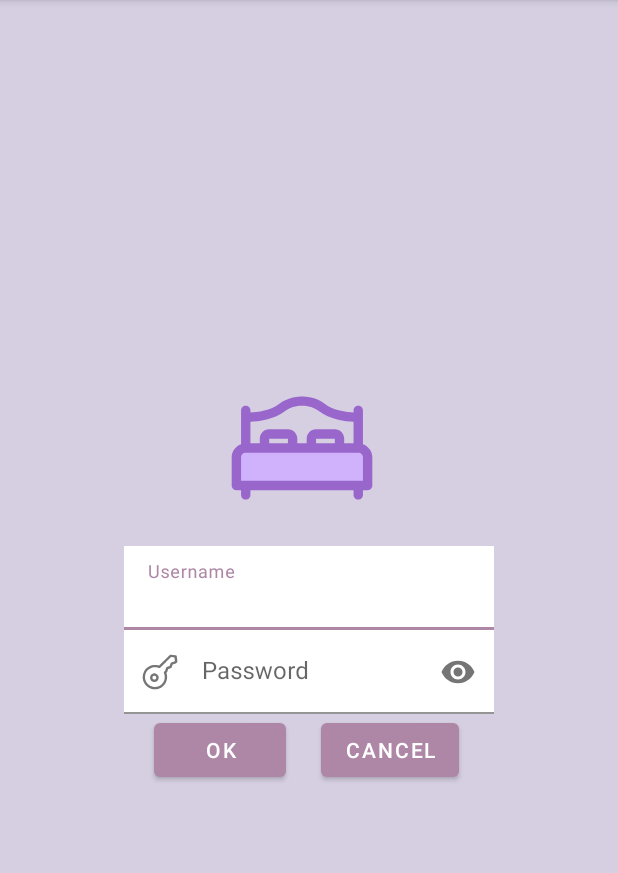
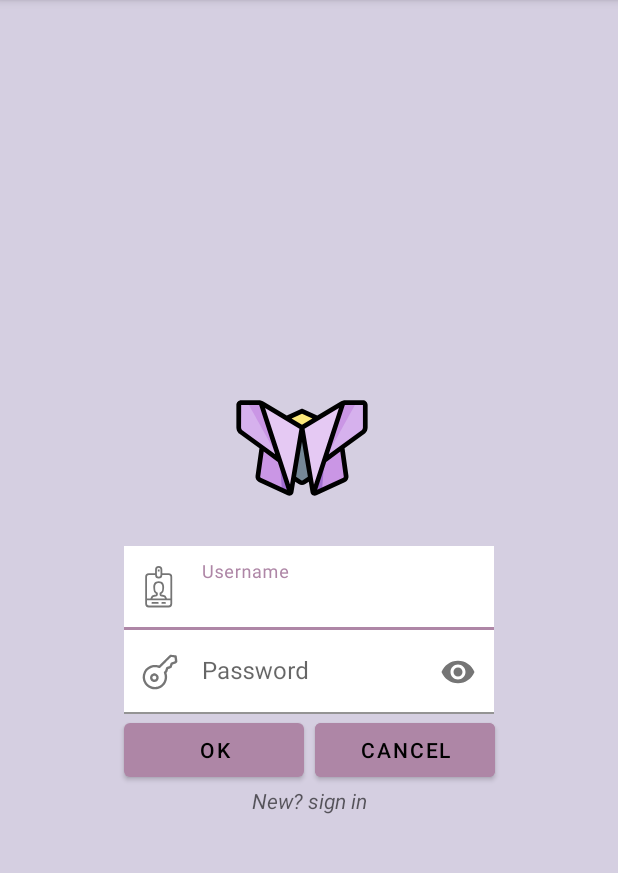
Before and after one commit to ArinoMichi/First, an Android app: the screen it shows after launch (MainActivity before the commit, LoginActivity after it), on a phone screen of 412 x 824 dp, the part 84-957 px from its top. Run offline under Robolectric (Android 15) with nearby library versions, the phone set to English and light mode, and no system bars.

Commit message:
"Avanzando mazo"

```diff
--- a/app/build.gradle
+++ b/app/build.gradle
@@ -26,6 +26,9 @@ android {
         sourceCompatibility JavaVersion.VERSION_1_8
         targetCompatibility JavaVersion.VERSION_1_8
     }
+    buildFeatures {
+        viewBinding true
+    }
 }
 
 dependencies {
--- /dev/null
+++ b/app/src/main/java/com/example/fundamentos/LoginActivity.java
@@ -0,0 +1,34 @@
+package com.example.fundamentos;
+
+import androidx.appcompat.app.AppCompatActivity;
+
+import android.content.Intent;
+import android.os.Bundle;
+import android.view.View;
+import android.widget.TextView;
+
+public class LoginActivity extends AppCompatActivity {
+    TextView nuevoUsu;
+    @Override
+    protected void onCreate(Bundle savedInstanceState) {
+        super.onCreate(savedInstanceState);
+        setContentView(R.layout.activity_login);
+
+        nuevoUsu=findViewById(R.id.nuevo);
+        nuevoUsu.setOnClickListener(new View.OnClickListener() {
+            @Override
+            public void onClick(View view) {
+                SignUp();
+            }
+        });
+
+    }
+
+    public void SignUp(){
+        Intent intent = new Intent(this, SignUpActivity.class);
+        startActivity(intent);
+        //quitar la navegacion
+        intent.addFlags(Intent.FLAG_ACTIVITY_NEW_TASK);
+        intent.addFlags(Intent.FLAG_ACTIVITY_CLEAR_TASK);
+    }
+}
--- a/app/src/main/java/com/example/fundamentos/MainActivity.java
+++ /dev/null
@@ -1,14 +0,0 @@
-package com.example.fundamentos;
-
-import androidx.appcompat.app.AppCompatActivity;
-
-import android.os.Bundle;
-
-public class MainActivity extends AppCompatActivity {
-
-    @Override
-    protected void onCreate(Bundle savedInstanceState) {
-        super.onCreate(savedInstanceState);
-        setContentView(R.layout.activity_main);
-    }
-}
--- /dev/null
+++ b/app/src/main/res/drawable/iconbutterfly.xml
@@ -0,0 +1,45 @@
+<vector xmlns:android="http://schemas.android.com/apk/res/android"
+    android:width="64dp"
+    android:height="64dp"
+    android:viewportWidth="64"
+    android:viewportHeight="64">
+  <path
+      android:pathData="M25.43,19.29l2.94,25.49 2.76,1.8c0.53,0.35 1.22,0.35 1.75,0l2.75,-1.8 2.94,-25.49h-13.13Z"
+      android:fillColor="#758797"/>
+  <path
+      android:pathData="M38.56,19.29l-6.56,-3.05 -6.56,3.05 0.79,6.82 5.78,-2.85 5.7,3.51 0.86,-7.48Z"
+      android:fillColor="#fce87b"/>
+  <path
+      android:pathData="M49.08,31.67l-4.74,-0.28 -2.86,5.98 -4.55,4.52 0.03,9.31c0.22,0.15 0.51,0.19 0.78,0.07l12.27,-5.72c0.56,-0.26 0.9,-0.86 0.82,-1.48l-1.75,-12.41Z"
+      android:fillColor="#ca96e5"/>
+  <path
+      android:pathData="M41.48,37.38l-4.52,12.25v1.59c0.23,0.15 0.52,0.19 0.79,0.07l2.81,-1.31c0.31,-4.2 0.62,-8.4 0.93,-12.6h0Z"
+      android:fillColor="#a26fd1"/>
+  <path
+      android:pathData="M49.49,12.82l-7.25,12.26 -0.77,12.3 7.6,-5.7 9.17,-6.63c0.48,-0.46 0.75,-1.1 0.75,-1.77V13.69c0,-0.58 -0.47,-1.04 -1.04,-1.04h-7.36c-0.38,0 -0.74,0.06 -1.1,0.17Z"
+      android:fillColor="#d6b1ed"/>
+  <path
+      android:pathData="M50.59,12.65c-0.38,0 -0.74,0.06 -1.1,0.17l-5.44,9.19 -2.58,15.36 13.7,-24.73h-4.59Z"
+      android:fillColor="#ca96e5"/>
+  <path
+      android:pathData="M32,23.26l3.63,21.52 1,5.91c0.04,0.23 0.17,0.41 0.34,0.52l4.52,-13.84 8.01,-24.56c-0.29,0.09 -0.57,0.21 -0.84,0.37l-16.66,10.07Z"
+      android:fillColor="#e5c9f3"/>
+  <path
+      android:pathData="M22.52,37.38l-2.78,-4.34 -4.82,-1.36 -1.75,12.41c-0.08,0.62 0.26,1.21 0.82,1.48l12.27,5.72c0.27,0.13 0.56,0.08 0.78,-0.07l-0.88,-11.93 -3.64,-1.91Z"
+      android:fillColor="#ca96e5"/>
+  <path
+      android:pathData="M14.51,12.82c-0.35,-0.11 -0.72,-0.17 -1.1,-0.17H6.04c-0.58,0 -1.04,0.47 -1.04,1.04v9.58c0,0.67 0.27,1.31 0.75,1.77l9.17,6.63 7.6,5.7 -0.02,-11.07 -7.99,-13.49Z"
+      android:fillColor="#d6b1ed"/>
+  <path
+      android:pathData="M22.52,37.38l4.52,12.25v1.59c-0.23,0.15 -0.52,0.19 -0.79,0.07l-2.81,-1.31c-0.31,-4.2 -0.62,-8.4 -0.93,-12.6h0Z"
+      android:fillColor="#a26fd1"/>
+  <path
+      android:pathData="M13.41,12.65c0.38,0 0.74,0.06 1.1,0.17l5.44,9.19 2.58,15.36L8.82,12.65h4.59Z"
+      android:fillColor="#ca96e5"/>
+  <path
+      android:pathData="M14.51,12.82l8.01,24.56 4.52,13.84c0.17,-0.12 0.3,-0.3 0.34,-0.52l1,-5.91 3.63,-21.52L15.34,13.19c-0.26,-0.16 -0.55,-0.28 -0.84,-0.37Z"
+      android:fillColor="#e5c9f3"/>
+  <path
+      android:fillColor="#FF000000"
+      android:pathData="M57.96,11.65h-7.36c-0.87,0 -1.71,0.24 -2.45,0.68l-9.64,5.83 -6.08,-2.83c-0.27,-0.12 -0.58,-0.12 -0.84,0l-6.08,2.83 -9.64,-5.83c-0.74,-0.45 -1.59,-0.68 -2.45,-0.68L6.04,11.65c-1.13,0 -2.04,0.92 -2.04,2.04v9.58c0,0.93 0.38,1.84 1.05,2.49 0.03,0.03 0.07,0.07 0.11,0.09l8.68,6.28 -1.67,11.83c-0.13,1.05 0.43,2.06 1.39,2.5l12.27,5.72c0.51,0.24 1.09,0.23 1.59,-0.04 0.5,-0.26 0.84,-0.73 0.94,-1.29l0.74,-4.41 1.48,0.96c0.86,0.56 1.98,0.56 2.84,0l1.48,-0.96 0.74,4.41c0.09,0.56 0.44,1.03 0.94,1.29 0.26,0.14 0.55,0.21 0.83,0.21 0.26,0 0.52,-0.06 0.76,-0.17l12.27,-5.72c0.96,-0.45 1.52,-1.45 1.39,-2.52l-1.67,-11.81 8.68,-6.28s0.08,-0.06 0.11,-0.09c0.67,-0.65 1.05,-1.56 1.05,-2.49L60,13.69c0,-1.13 -0.92,-2.04 -2.04,-2.04ZM37.11,47.55l-4.01,-23.78 14.67,-8.87 -10.65,32.65ZM26.89,47.55L16.24,14.9l14.66,8.87 -4.01,23.78ZM32,17.34l4.44,2.07 -4.44,2.69 -4.44,-2.69 4.44,-2.07ZM6.4,24.28c-0.26,-0.27 -0.4,-0.64 -0.4,-1.01l0.04,-9.62h7.36c0.12,0 0.23,0.08 0.35,0.1l6.83,20.93L6.4,24.28ZM14.15,44.23l1.52,-10.74 6,4.5 3.87,11.85 -11.13,-5.19c-0.17,-0.08 -0.27,-0.26 -0.25,-0.43ZM32.32,45.74c-0.2,0.13 -0.46,0.13 -0.65,0l-2.21,-1.44 2.53,-15.02 2.53,15.02 -2.21,1.44ZM49.59,44.66l-11.13,5.19 3.87,-11.85 6,-4.5 1.51,10.72c0.02,0.19 -0.08,0.37 -0.25,0.45ZM58,23.27c0,0.37 -0.15,0.74 -0.4,1.01l-14.19,10.4 6.83,-20.93c0.12,-0.02 0.23,-0.1 0.35,-0.1l7.41,0.04v9.58Z"/>
+</vector>
--- /dev/null
+++ b/app/src/main/res/drawable/user.xml
@@ -0,0 +1,10 @@
+<vector xmlns:android="http://schemas.android.com/apk/res/android"
+    android:width="30dp"
+    android:height="30dp"
+    android:viewportWidth="50"
+    android:viewportHeight="50">
+  <path
+      android:fillColor="#FF000000"
+      android:pathData="M34,46L12,46a4,4 0,0 1,-4 -4L8,12a4,4 0,0 1,4 -4h7L19,4a4,4 0,0 1,8 0L27,8h7a4,4 0,0 1,4 4L38,42A4,4 0,0 1,34 46ZM25,4a2,2 0,0 0,-4 0v6a2,2 0,0 0,4 0ZM36,12a2,2 0,0 0,-2 -2L27,10a4,4 0,0 1,-8 0L12,10a2,2 0,0 0,-2 2L10,36h3.8a10.841,10.841 0,0 1,1.16 -2.24c0.025,-0.014 0.848,-1.739 5,-1.79 0.006,-0.021 0.01,-1.042 0.022,-1.027a7.286,7.286 0,0 1,-1.051 -0.816,4.187 4.187,0 0,1 -1.452,-2.583 39.458,39.458 0,0 1,-0.488 -4.166c0,-3.171 1.265,-6.381 5.953,-6.381h0.121c4.688,0 5.953,3.21 5.953,6.381a39.458,39.458 0,0 1,-0.488 4.166,4.182 4.182,0 0,1 -1.452,2.583 7.11,7.11 0,0 1,-1.051 0.816c0.013,-0.015 0.018,1.007 0.022,1.027 4.151,0.051 4.974,1.776 5,1.79A10.84,10.84 0,0 1,32.2 36L36,36ZM24.014,30.488v0S24,29.711 24,29.711a11.219,11.219 0,0 0,2.031 -1.378,3.029 3.029,0 0,0 0.741,-1.362 33.627,33.627 0,0 0,0.238 -3.7c0,-2.062 -1.033,-4.28 -4.007,-4.28v0c-2.974,0 -4.007,2.219 -4.007,4.28a34.125,34.125 0,0 0,0.238 3.7,3.029 3.029,0 0,0 0.741,1.362A11.219,11.219 0,0 0,22 29.711s-0.014,0.781 -0.018,0.781v0s0.029,1.146 0.029,1.486a2.186,2.186 0,0 1,-2.223 2.019h0c-2.593,0.114 -3.2,0.976 -3.21,0.984A4.882,4.882 0,0 0,16 36L30,36a4.783,4.783 0,0 0,-0.582 -1.022c-0.006,-0.009 -0.619,-0.87 -3.211,-0.984h0a2.186,2.186 0,0 1,-2.224 -2.019C23.984,31.634 24.014,30.488 24.014,30.488ZM36,38L10,38v4a2,2 0,0 0,2 2L34,44a2,2 0,0 0,2 -2ZM30,42L27,42a1,1 0,0 1,0 -2h3a1,1 0,0 1,0 2ZM22,42L16,42a1,1 0,0 1,0 -2h6a1,1 0,0 1,0 2ZM22,4h2L24,6L22,6Z"
+      android:fillType="evenOdd"/>
+</vector>
--- a/app/src/main/res/layout/activity_main.xml
+++ b/app/src/main/res/layout/activity_login.xml
@@ -4,7 +4,7 @@
     xmlns:tools="http://schemas.android.com/tools"
     android:layout_width="match_parent"
     android:layout_height="match_parent"
-    tools:context=".MainActivity"
+    tools:context=".LoginActivity"
     android:background="@color/grey">
 
 
@@ -16,7 +16,8 @@
         app:layout_constraintBottom_toBottomOf="parent"
         app:layout_constraintEnd_toEndOf="@id/guideRight"
         app:layout_constraintStart_toStartOf="@id/guideLeft"
-        app:layout_constraintTop_toTopOf="parent">
+        app:layout_constraintTop_toTopOf="parent"
+        app:startIconDrawable="@drawable/user">
         <EditText
             android:layout_width="match_parent"
             android:layout_height="wrap_content"
@@ -28,7 +29,7 @@
     <com.google.android.material.textfield.TextInputLayout
         android:layout_width="0dp"
         android:layout_height="wrap_content"
-        android:id="@+id/password"
+        android:id="@+id/email"
         app:layout_constraintBottom_toBottomOf="parent"
         app:layout_constraintEnd_toEndOf="@id/guideRight"
         app:layout_constraintStart_toStartOf="@id/guideLeft"
@@ -46,23 +47,26 @@
 
     <Button
         android:id="@+id/boton1"
-        android:layout_width="wrap_content"
+        android:layout_width="120dp"
         android:layout_height="wrap_content"
-        android:layout_marginLeft="20dp"
         android:text="OK"
-        app:layout_constraintTop_toBottomOf="@+id/password"
+        android:textColor="@color/black"
+        app:layout_constraintTop_toBottomOf="@+id/email"
         app:layout_constraintStart_toStartOf="@id/guideLeft"
 
         />
 
     <Button
         android:id="@+id/boton2"
-        android:layout_width="wrap_content"
+        android:layout_width="120dp"
         android:layout_height="wrap_content"
         android:text="CANCEL"
+        android:layout_marginLeft="8dp"
+        android:backgroundTint="@color/pink"
+        android:textColor="@color/black"
         app:layout_constraintBottom_toBottomOf="@+id/boton1"
         app:layout_constraintStart_toEndOf="@+id/boton1"
-        app:layout_constraintTop_toBottomOf="@+id/password"
+        app:layout_constraintTop_toBottomOf="@+id/email"
         app:layout_constraintEnd_toStartOf="@id/guideRight"/>
 
     <ImageView
@@ -70,11 +74,22 @@
         android:layout_height="100dp"
         android:layout_marginStart="74dp"
         android:layout_marginEnd="83dp"
-        android:src="@drawable/bed_icon"
+        android:src="@drawable/iconbutterfly"
         app:layout_constraintBottom_toTopOf="@+id/tilusername"
         app:layout_constraintEnd_toEndOf="@+id/guideRight"
         app:layout_constraintStart_toStartOf="@+id/guideLeft" />
 
+    <TextView
+        android:id="@+id/nuevo"
+        android:layout_width="wrap_content"
+        android:layout_height="wrap_content"
+        android:hint="New? sign in"
+        android:textStyle="italic"
+        app:layout_constraintTop_toBottomOf="@+id/boton1"
+        app:layout_constraintStart_toStartOf="@+id/guideLeft"
+        app:layout_constraintEnd_toEndOf="@+id/guideRight">
+
+    </TextView>
     <androidx.constraintlayout.widget.Guideline
         android:id="@+id/guideLeft"
         android:layout_width="match_parent"
--- a/app/src/main/res/values-night/themes.xml
+++ b/app/src/main/res/values-night/themes.xml
@@ -13,4 +13,9 @@
         <item name="android:statusBarColor">?attr/colorPrimaryVariant</item>
         <!-- Customize your theme here. -->
     </style>
+
+    <style name="ThemeOverlay.Fundamentos.FullscreenContainer" parent="">
+        <item name="fullscreenBackgroundColor">@color/light_blue_900</item>
+        <item name="fullscreenTextColor">@color/light_blue_A400</item>
+    </style>
 </resources>
--- /dev/null
+++ b/app/src/main/res/values/attrs.xml
@@ -0,0 +1,6 @@
+<resources>
+    <declare-styleable name="FullscreenAttrs">
+        <attr name="fullscreenBackgroundColor" format="color" />
+        <attr name="fullscreenTextColor" format="color" />
+    </declare-styleable>
+</resources>
--- a/app/src/main/res/values/strings.xml
+++ b/app/src/main/res/values/strings.xml
@@ -1,3 +1,6 @@
 <resources>
     <string name="app_name">Fundamentos</string>
+    <string name="title_activity_splash">Splash</string>
+    <string name="dummy_button">Dummy Button</string>
+    <string name="dummy_content">DUMMY\nCONTENT</string>
 </resources>
--- /dev/null
+++ b/app/src/main/res/values/styles.xml
@@ -0,0 +1,11 @@
+<resources>
+
+    <style name="Widget.Theme.Fundamentos.ActionBar.Fullscreen" parent="Widget.AppCompat.ActionBar">
+        <item name="android:background">@color/black_overlay</item>
+    </style>
+
+    <style name="Widget.Theme.Fundamentos.ButtonBar.Fullscreen" parent="">
+        <item name="android:background">@color/black_overlay</item>
+        <item name="android:buttonBarStyle">?android:attr/buttonBarStyle</item>
+    </style>
+</resources>
--- a/app/src/main/res/values/themes.xml
+++ b/app/src/main/res/values/themes.xml
@@ -13,4 +13,16 @@
         <item name="android:statusBarColor">?attr/colorPrimaryVariant</item>
         <!-- Customize your theme here. -->
     </style>
+
+    <style name="Theme.Fundamentos.Fullscreen" parent="Theme.Fundamentos">
+        <item name="android:actionBarStyle">@style/Widget.Theme.Fundamentos.ActionBar.Fullscreen
+        </item>
+        <item name="android:windowActionBarOverlay">true</item>
+        <item name="android:windowBackground">@null</item>
+    </style>
+
+    <style name="ThemeOverlay.Fundamentos.FullscreenContainer" parent="">
+        <item name="fullscreenBackgroundColor">@color/light_blue_600</item>
+        <item name="fullscreenTextColor">@color/light_blue_A200</item>
+    </style>
 </resources>
```
Also changed, not shown: app/src/main/AndroidManifest.xml (+14 -1 lines), app/src/main/java/com/example/fundamentos/SignUpActivity.java (added, +24 -0 lines), app/src/main/java/com/example/fundamentos/Splash.java (added, +188 -0 lines), app/src/main/res/drawable/iconfox.xml (added, +57 -0 lines), app/src/main/res/layout/activity_sign_up.xml (added, +138 -0 lines), app/src/main/res/layout/activity_splash.xml (added, +23 -0 lines), app/src/main/res/values/colors.xml (+9 -0 lines).
